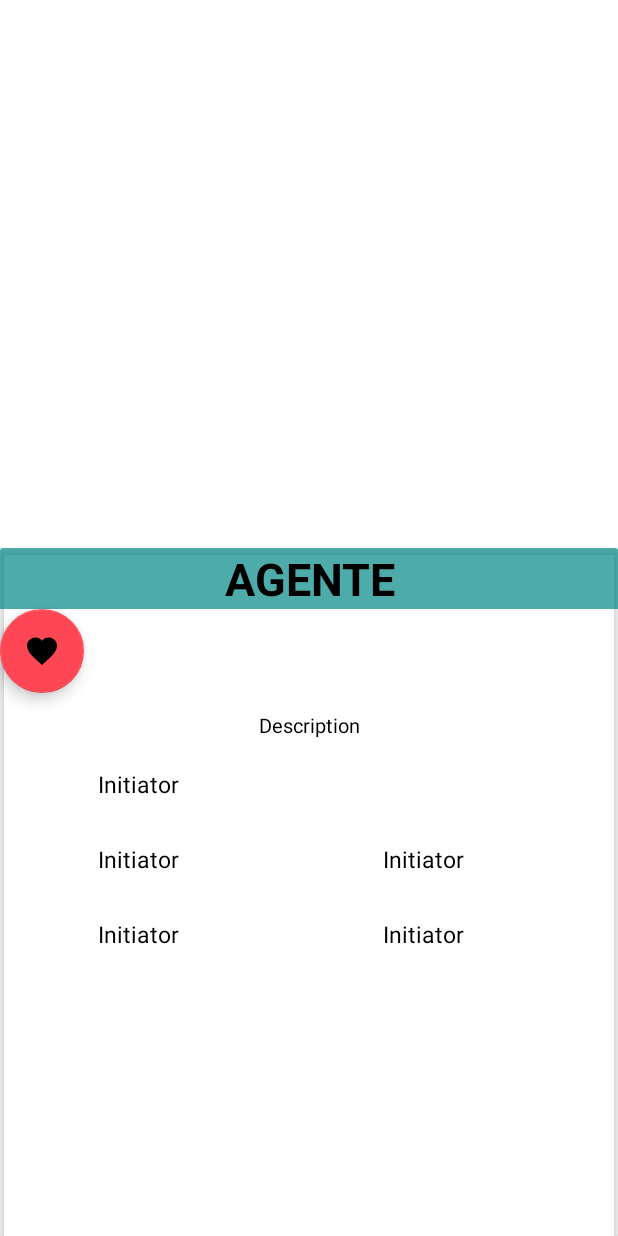
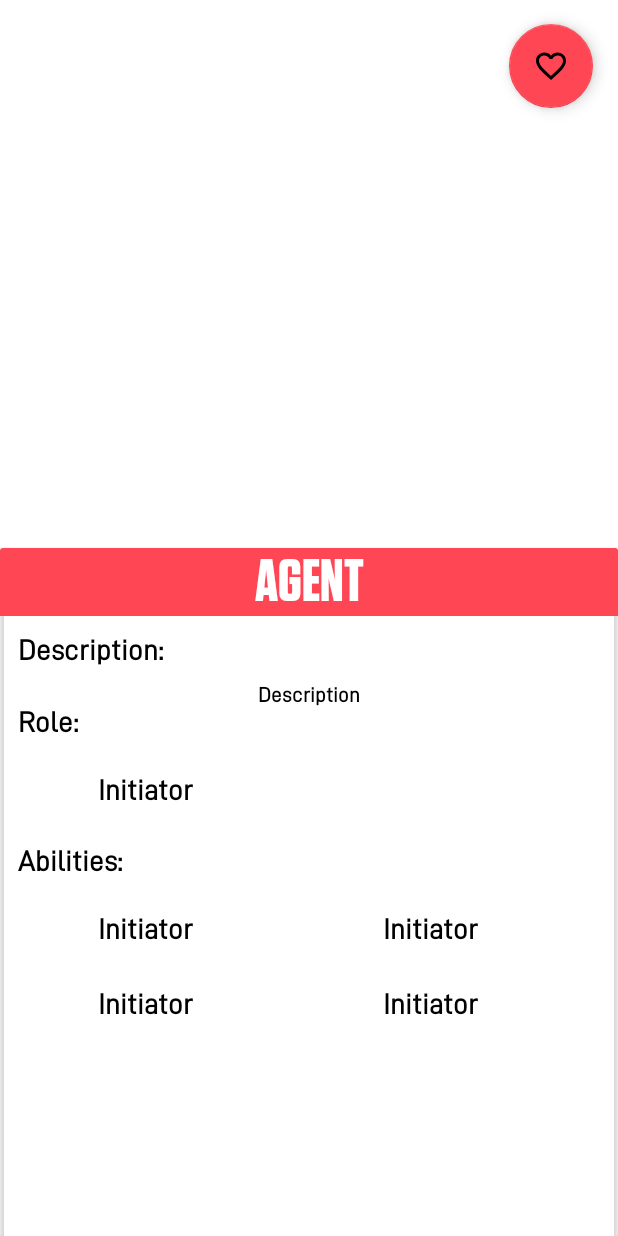
Before and after one commit to Lorslou/Kotlin-App, an Android app: the layout fragment_agent_info.xml on its own in the app's theme, with its tools: preview values and no code run, on a phone screen of 412 x 824 dp. Run offline under Robolectric (Android 15) with nearby library versions, the phone set to English and light mode, and no system bars.

Commit message:
Achieved full functionality of the agent detail fragment

```diff
--- a/app/src/main/res/layout/fragment_agent_info.xml
+++ b/app/src/main/res/layout/fragment_agent_info.xml
@@ -16,6 +16,18 @@
         app:layout_constraintStart_toStartOf="parent"
         app:layout_constraintTop_toTopOf="parent" />
 
+    <com.google.android.material.floatingactionbutton.FloatingActionButton
+        android:id="@+id/btn_favorites"
+        android:layout_width="wrap_content"
+        android:layout_height="wrap_content"
+        android:src="@drawable/ic_favoriteoff"
+        app:layout_constraintBottom_toBottomOf="@+id/ivAgentImage"
+        app:layout_constraintEnd_toEndOf="parent"
+        app:layout_constraintHorizontal_bias="0.954"
+        app:layout_constraintStart_toStartOf="parent"
+        app:layout_constraintTop_toTopOf="parent"
+        app:layout_constraintVertical_bias="0.053" />
+
     <ImageView
         android:id="@+id/ivAgentImage"
         android:layout_width="match_parent"
@@ -32,8 +44,10 @@
         app:cardBackgroundColor="@color/card_background"
         app:layout_constraintBottom_toBottomOf="parent"
         app:layout_constraintEnd_toEndOf="parent"
+        app:layout_constraintHorizontal_bias="0.0"
         app:layout_constraintStart_toStartOf="parent"
-        app:layout_constraintTop_toTopOf="parent">
+        app:layout_constraintTop_toTopOf="parent"
+        app:layout_constraintVertical_bias="0.0">
 
         <LinearLayout
             android:layout_width="match_parent"
@@ -45,29 +59,52 @@
                 android:id="@+id/tvAgentName"
                 android:layout_width="match_parent"
                 android:layout_height="wrap_content"
-                android:background="@color/card1"
+                android:background="@color/red_emphasis"
+                android:fontFamily="@font/tungsten_bold"
                 android:gravity="center_horizontal"
+                android:textAllCaps="true"
+                android:textColor="@color/white"
+                android:textSize="40sp"
+                tools:text="AGENT" />
+
+
+            <TextView
+                android:id="@+id/tv_title_description"
+                android:layout_width="match_parent"
+                android:textStyle="bold"
                 android:textColor="@color/black"
-                android:textSize="30sp"
-                android:textStyle="bold"
-                tools:text="AGENTE" />
+                android:layout_marginTop="12dp"
+                android:layout_marginHorizontal="12dp"
+                android:text="@string/title_description"
+                android:textSize="19sp"
 
-            <com.google.android.material.floatingactionbutton.FloatingActionButton
-                android:id="@+id/btn_favorites"
-                android:layout_width="match_parent"
-                android:layout_height="wrap_content"
-                android:src="@drawable/ic_favoriteon" />
-
+                android:fontFamily="@font/d_din"
+                android:layout_height="wrap_content"/>
 
             <TextView
                 android:id="@+id/tvDescription"
                 android:layout_width="match_parent"
+                android:layout_marginHorizontal="12dp"
                 android:layout_height="wrap_content"
                 android:layout_marginTop="12dp"
+                android:textStyle="bold"
+                android:fontFamily="@font/d_din"
                 android:gravity="center_horizontal"
                 android:textColor="@color/black"
-                android:textSize="13sp"
+                android:textSize="14sp"
                 tools:text="Description" />
+
+            <TextView
+                android:id="@+id/tv_title_role"
+                android:layout_width="match_parent"
+                android:textStyle="bold"
+                android:textColor="@color/black"
+                android:layout_marginHorizontal="12dp"
+                android:text="@string/title_role"
+                android:textSize="19sp"
+                android:fontFamily="@font/d_din"
+                android:layout_height="wrap_content"/>
+
 
             <LinearLayout
                 android:layout_width="match_parent"
@@ -79,6 +116,7 @@
                 <ImageView
                     android:id="@+id/ivAgentRoleImage"
                     android:layout_width="40dp"
+                    android:layout_marginTop="10dp"
                     android:layout_height="40dp"
                     app:layout_constraintEnd_toEndOf="parent"
                     app:layout_constraintStart_toStartOf="parent"
@@ -87,6 +125,8 @@
                 <TextView
                     android:id="@+id/tvAgentRoleName"
                     android:layout_width="0dp"
+                    android:fontFamily="@font/d_din"
+                    android:textStyle="bold"
                     android:layout_height="wrap_content"
                     android:layout_gravity="center"
                     android:layout_marginHorizontal="4dp"
@@ -94,11 +134,24 @@
                     android:layout_weight="1"
                     android:maxLines="1"
                     android:singleLine="true"
-                    android:text="Initiator"
+                    tools:text="Initiator"
                     android:textColor="@color/black"
-                    android:textSize="15sp" />
+                    android:textSize="19sp" />
 
             </LinearLayout>
+
+            <TextView
+                android:id="@+id/tv_title_abilities"
+                android:layout_width="match_parent"
+                android:textStyle="bold"
+                android:layout_marginTop="12dp"
+                android:layout_marginBottom="5dp"
+                android:textColor="@color/black"
+                android:layout_marginHorizontal="12dp"
+                android:text="@string/title_abilities"
+                android:textSize="19sp"
+                android:fontFamily="@font/d_din"
+                android:layout_height="wrap_content"/>
 
             <LinearLayout
                 android:layout_width="match_parent"
@@ -122,12 +175,14 @@
                     android:layout_gravity="center"
                     android:layout_marginHorizontal="4dp"
                     android:layout_marginStart="9dp"
+                    android:fontFamily="@font/d_din"
+                    android:textStyle="bold"
                     android:layout_weight="1"
                     android:maxLines="1"
                     android:singleLine="true"
-                    android:text="Initiator"
+                    tools:text="Initiator"
                     android:textColor="@color/black"
-                    android:textSize="15sp" />
+                    android:textSize="19sp" />
 
                 <ImageView
                     android:id="@+id/ivAbility2Image"
@@ -140,6 +195,8 @@
                 <TextView
                     android:id="@+id/tvAbility2Name"
                     android:layout_width="0dp"
+                    android:fontFamily="@font/d_din"
+                    android:textStyle="bold"
                     android:layout_height="wrap_content"
                     android:layout_gravity="center"
                     android:layout_marginHorizontal="4dp"
@@ -147,9 +204,9 @@
                     android:layout_weight="1"
                     android:maxLines="1"
                     android:singleLine="true"
-                    android:text="Initiator"
+                    tools:text="Initiator"
                     android:textColor="@color/black"
-                    android:textSize="15sp" />
+                    android:textSize="19sp" />
 
             </LinearLayout>
 
@@ -174,14 +231,16 @@
                     android:layout_width="0dp"
                     android:layout_height="wrap_content"
                     android:layout_gravity="center"
+                    android:fontFamily="@font/d_din"
+                    android:textStyle="bold"
                     android:layout_marginHorizontal="4dp"
                     android:layout_marginStart="9dp"
                     android:layout_weight="1"
                     android:maxLines="1"
                     android:singleLine="true"
-                    android:text="Initiator"
+                    tools:text="Initiator"
                     android:textColor="@color/black"
-                    android:textSize="15sp" />
+                    android:textSize="19sp" />
 
                 <ImageView
                     android:id="@+id/ivAbility4Image"
@@ -200,10 +259,12 @@
                     android:layout_marginStart="9dp"
                     android:layout_weight="1"
                     android:maxLines="1"
+                    android:fontFamily="@font/d_din"
+                    android:textStyle="bold"
                     android:singleLine="true"
-                    android:text="Initiator"
+                    tools:text="Initiator"
                     android:textColor="@color/black"
-                    android:textSize="15sp" />
+                    android:textSize="19sp" />
 
             </LinearLayout>
 
```
Also changed, not shown: app/src/main/java/com/multimedia/kotlin_app/MainActivity.kt (+7 -0 lines), app/src/main/java/com/multimedia/kotlin_app/ui/view/detail/AgentInfoFragment.kt (+55 -36 lines), app/src/main/java/com/multimedia/kotlin_app/ui/view/search/SearchFragment.kt (+17 -24 lines), app/src/main/res/layout/fragment_search.xml (+5 -10 lines).
